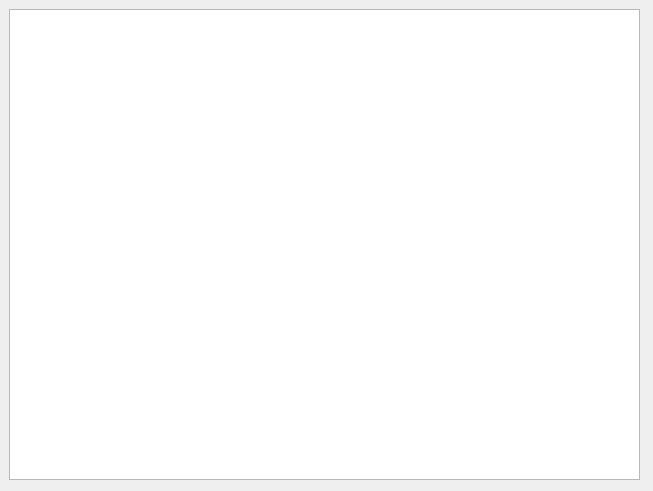
This is GUI/UIs/graph_widget.ui in Drahness/Parkingson as Qt 5 draws it before an edit. The edited form follows.
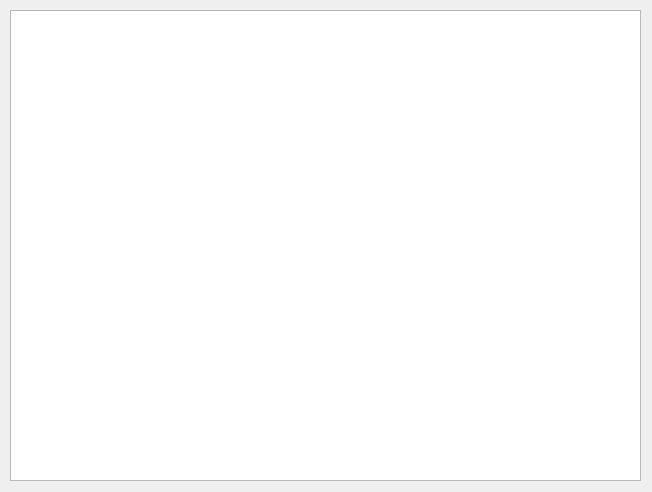
This is the edited form.

Diff of the .ui file:
```diff
--- a/GUI/UIs/graph_widget.ui
+++ b/GUI/UIs/graph_widget.ui
@@ -6,8 +6,8 @@
    <rect>
     <x>0</x>
     <y>0</y>
-    <width>653</width>
-    <height>491</height>
+    <width>652</width>
+    <height>492</height>
    </rect>
   </property>
   <property name="windowTitle">
@@ -16,29 +16,26 @@
   <widget class="QWidget" name="gridLayoutWidget">
    <property name="geometry">
     <rect>
-     <x>9</x>
-     <y>9</y>
+     <x>10</x>
+     <y>10</y>
      <width>631</width>
      <height>471</height>
     </rect>
    </property>
-   <layout class="QGridLayout" name="gridLayout">
-    <item row="0" column="0">
+   <layout class="QHBoxLayout" name="horizontalLayout">
+    <item>
      <widget class="QListView" name="listView">
-      <property name="layoutDirection">
-       <enum>Qt::LeftToRight</enum>
-      </property>
-      <property name="movement">
-       <enum>QListView::Static</enum>
-      </property>
-      <property name="gridSize">
+      <property name="minimumSize">
        <size>
-        <width>1</width>
-        <height>1</height>
+        <width>150</width>
+        <height>0</height>
        </size>
       </property>
-      <property name="viewMode">
-       <enum>QListView::ListMode</enum>
+      <property name="maximumSize">
+       <size>
+        <width>16777215</width>
+        <height>16777215</height>
+       </size>
       </property>
      </widget>
     </item>
```
Left out of the diff: 2 changed lines with no effect on the pictures.
